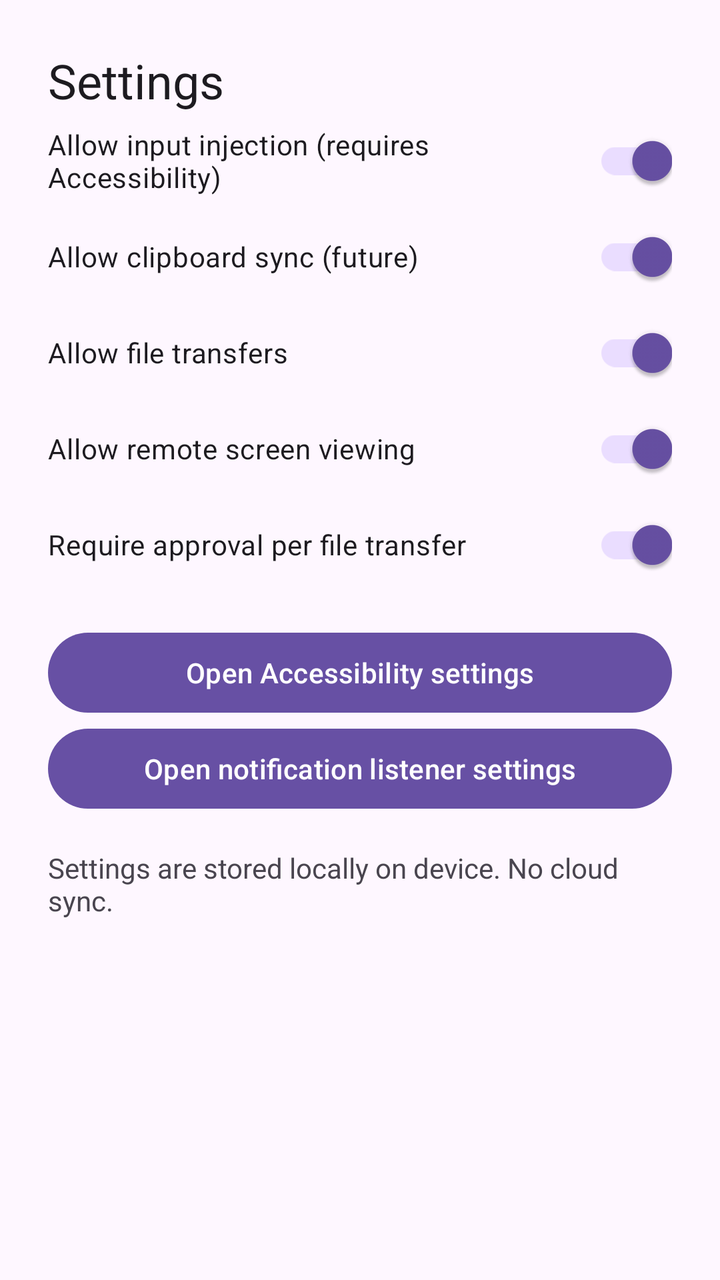
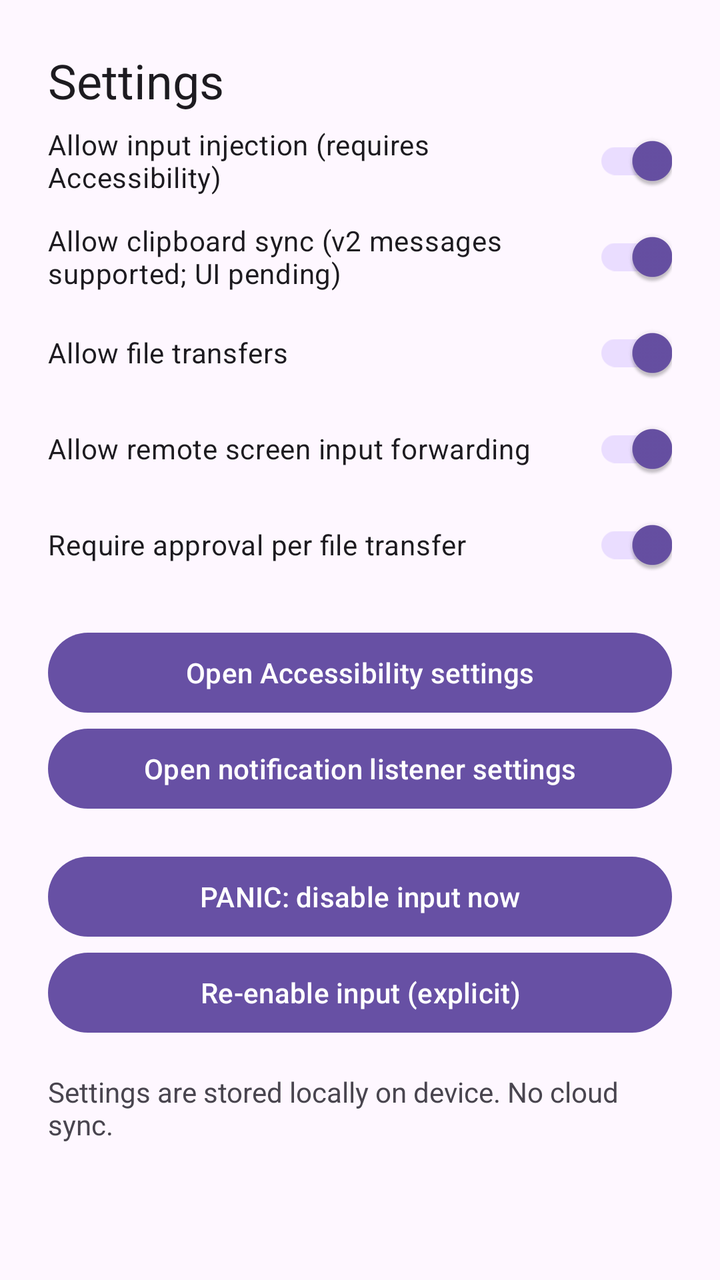

Compare the two renders of this Android layout. The source of the first and the diff that turns it into the second are given below.
<!-- AndroidManifest.xml: application theme Theme.MyMouse -->
<!-- res/layout/activity_settings.xml -->
<?xml version="1.0" encoding="utf-8"?>
<ScrollView xmlns:android="http://schemas.android.com/apk/res/android"
    android:layout_width="match_parent"
    android:layout_height="match_parent">
    <LinearLayout android:layout_width="match_parent" android:layout_height="wrap_content" android:orientation="vertical" android:padding="24dp">
        <TextView android:layout_width="wrap_content" android:layout_height="wrap_content" android:text="@string/settings" android:textAppearance="@style/TextAppearance.Material3.HeadlineSmall" />

        <com.google.android.material.switchmaterial.SwitchMaterial android:id="@+id/switchInput" android:layout_width="match_parent" android:layout_height="wrap_content" android:checked="true" android:text="Allow input injection (requires Accessibility)" />
        <com.google.android.material.switchmaterial.SwitchMaterial android:id="@+id/switchClipboard" android:layout_width="match_parent" android:layout_height="wrap_content" android:checked="true" android:text="Allow clipboard sync (future)" />
        <com.google.android.material.switchmaterial.SwitchMaterial android:id="@+id/switchFiles" android:layout_width="match_parent" android:layout_height="wrap_content" android:checked="true" android:text="Allow file transfers" />
        <com.google.android.material.switchmaterial.SwitchMaterial android:id="@+id/switchScreen" android:layout_width="match_parent" android:layout_height="wrap_content" android:checked="true" android:text="Allow remote screen viewing" />
        <com.google.android.material.switchmaterial.SwitchMaterial android:id="@+id/switchRequireApproval" android:layout_width="match_parent" android:layout_height="wrap_content" android:checked="true" android:text="Require approval per file transfer" />

        <Button android:id="@+id/btnOpenAccessibility" android:layout_width="match_parent" android:layout_height="wrap_content" android:layout_marginTop="16dp" android:text="Open Accessibility settings" />
        <Button android:id="@+id/btnOpenNotifications" android:layout_width="match_parent" android:layout_height="wrap_content" android:text="Open notification listener settings" />

        <TextView android:id="@+id/settingsStatus" android:layout_width="match_parent" android:layout_height="wrap_content" android:layout_marginTop="16dp" android:text="Settings are stored locally on device. No cloud sync." />
    </LinearLayout>
</ScrollView>
<!-- resources referenced by this layout -->
<resources>
  <string name="settings">Settings</string>
  <style name="Theme.MyMouse" parent="Theme.Material3.DayNight.NoActionBar">
          <item name="android:statusBarColor">?attr/colorPrimary</item>
      </style>
</resources>

<!-- the commit's change to res/layout/activity_settings.xml (unified diff, before → after) -->
@@ -6,13 +6,15 @@
         <TextView android:layout_width="wrap_content" android:layout_height="wrap_content" android:text="@string/settings" android:textAppearance="@style/TextAppearance.Material3.HeadlineSmall" />
 
         <com.google.android.material.switchmaterial.SwitchMaterial android:id="@+id/switchInput" android:layout_width="match_parent" android:layout_height="wrap_content" android:checked="true" android:text="Allow input injection (requires Accessibility)" />
-        <com.google.android.material.switchmaterial.SwitchMaterial android:id="@+id/switchClipboard" android:layout_width="match_parent" android:layout_height="wrap_content" android:checked="true" android:text="Allow clipboard sync (future)" />
+        <com.google.android.material.switchmaterial.SwitchMaterial android:id="@+id/switchClipboard" android:layout_width="match_parent" android:layout_height="wrap_content" android:checked="true" android:text="Allow clipboard sync (v2 messages supported; UI pending)" />
         <com.google.android.material.switchmaterial.SwitchMaterial android:id="@+id/switchFiles" android:layout_width="match_parent" android:layout_height="wrap_content" android:checked="true" android:text="Allow file transfers" />
-        <com.google.android.material.switchmaterial.SwitchMaterial android:id="@+id/switchScreen" android:layout_width="match_parent" android:layout_height="wrap_content" android:checked="true" android:text="Allow remote screen viewing" />
+        <com.google.android.material.switchmaterial.SwitchMaterial android:id="@+id/switchScreen" android:layout_width="match_parent" android:layout_height="wrap_content" android:checked="true" android:text="Allow remote screen input forwarding" />
         <com.google.android.material.switchmaterial.SwitchMaterial android:id="@+id/switchRequireApproval" android:layout_width="match_parent" android:layout_height="wrap_content" android:checked="true" android:text="Require approval per file transfer" />
 
         <Button android:id="@+id/btnOpenAccessibility" android:layout_width="match_parent" android:layout_height="wrap_content" android:layout_marginTop="16dp" android:text="Open Accessibility settings" />
         <Button android:id="@+id/btnOpenNotifications" android:layout_width="match_parent" android:layout_height="wrap_content" android:text="Open notification listener settings" />
+        <Button android:id="@+id/btnPanicDisable" android:layout_width="match_parent" android:layout_height="wrap_content" android:layout_marginTop="16dp" android:text="@string/panic_disable" />
+        <Button android:id="@+id/btnResumeInput" android:layout_width="match_parent" android:layout_height="wrap_content" android:text="@string/resume_input" />
 
         <TextView android:id="@+id/settingsStatus" android:layout_width="match_parent" android:layout_height="wrap_content" android:layout_marginTop="16dp" android:text="Settings are stored locally on device. No cloud sync." />
     </LinearLayout>
<!-- resource entries referenced after the edit -->
@@ -1,5 +1,7 @@
 <!-- resources referenced by this layout -->
 <resources>
+  <string name="panic_disable">PANIC: disable input now</string>
+  <string name="resume_input">Re-enable input (explicit)</string>
   <string name="settings">Settings</string>
   <style name="Theme.MyMouse" parent="Theme.Material3.DayNight.NoActionBar">
           <item name="android:statusBarColor">?attr/colorPrimary</item>
